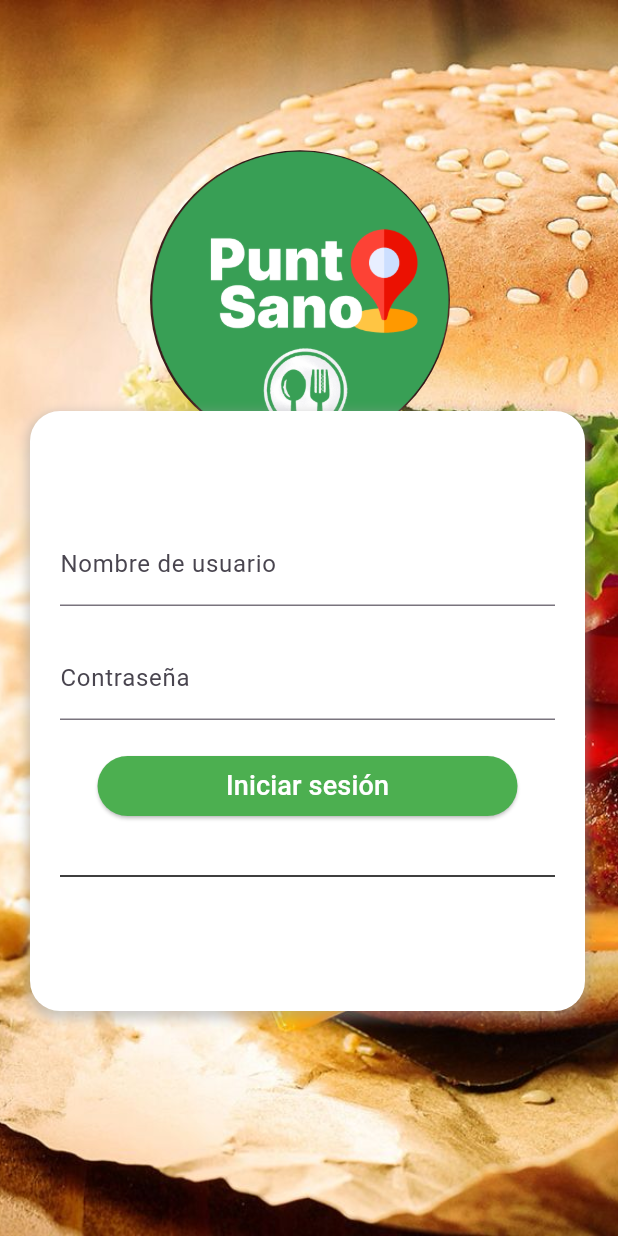
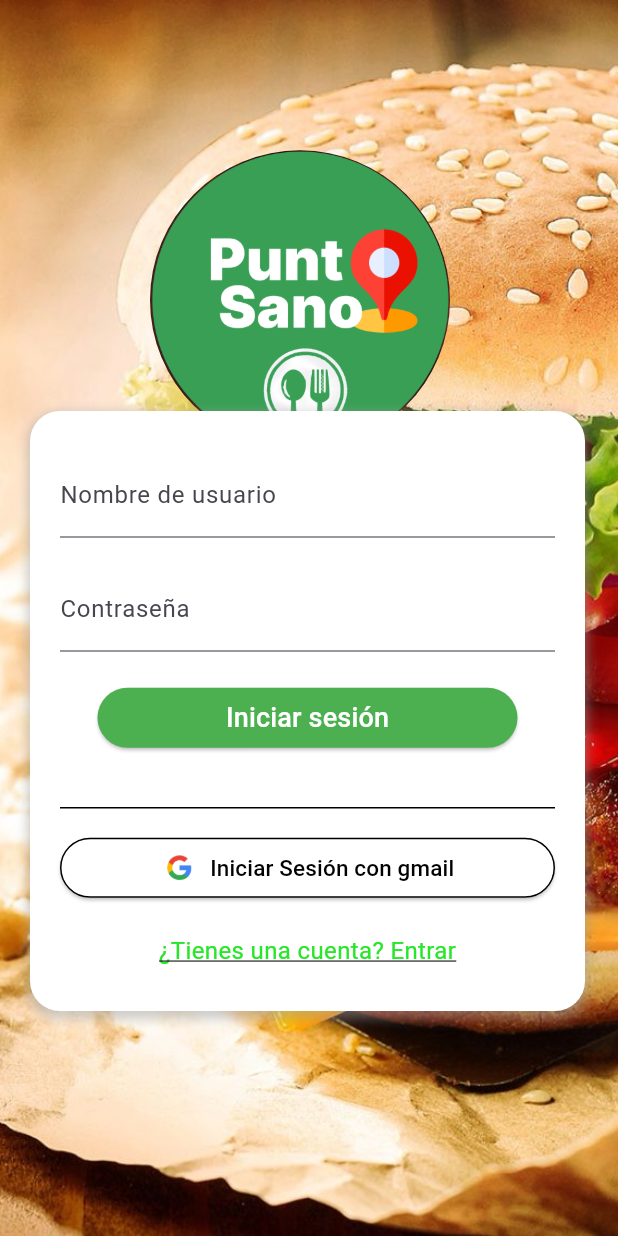
Before and after one commit to yeshua-aguilar/app_puntosano, a Flutter app: the Login screen opened by its route, on a phone screen of 412 x 824 dp. Run offline on Flutter 3.47's test engine with Material 3 defaults, Android fonts, the phone set to English and light mode, and no system bars.

Commit message:
pantalla login

```diff
--- a/lib/login.dart
+++ b/lib/login.dart
@@ -90,6 +90,51 @@ class Login extends StatelessWidget {
                             thickness: 1.0,
                           ),
                         ),
+                        ElevatedButton(
+                          onPressed: () {
+                            // Acción al presionar el botón
+                            print('¡Botón presionado!');
+                          },
+                          style: ElevatedButton.styleFrom(
+                              backgroundColor:
+                                  const Color.fromARGB(255, 255, 255, 255),
+                              minimumSize: const Size(280, 40),
+                              side: const BorderSide(color: Colors.black)),
+                          child: Row(
+                            mainAxisAlignment: MainAxisAlignment.center,
+                            children: [
+                              Image.asset(
+                                'assets/img/google_icon.png',
+                                width: 25,
+                                height: 25,
+                              ),
+                              const SizedBox(
+                                  width:
+                                      8), // Espacio entre el texto y la imagen
+                              const Text(
+                                'Iniciar Sesión con gmail',
+                                style: TextStyle(
+                                  color: Color.fromARGB(255, 0, 0, 0),
+                                  fontSize: 15,
+                                ),
+                              ),
+                            ],
+                          ),
+                        ),
+                        SizedBox(height: 20),
+                        GestureDetector(
+                          onTap: () {
+                            print('Texto presionado');
+                          },
+                          child: const Text(
+                            '¿Tienes una cuenta? Entrar',
+                            style: TextStyle(
+                              fontSize: 16,
+                              color: Color.fromARGB(255, 40, 230, 40),
+                              decoration: TextDecoration.underline,
+                            ),
+                          ),
+                        ),
                       ],
                     ),
                   ),
```
